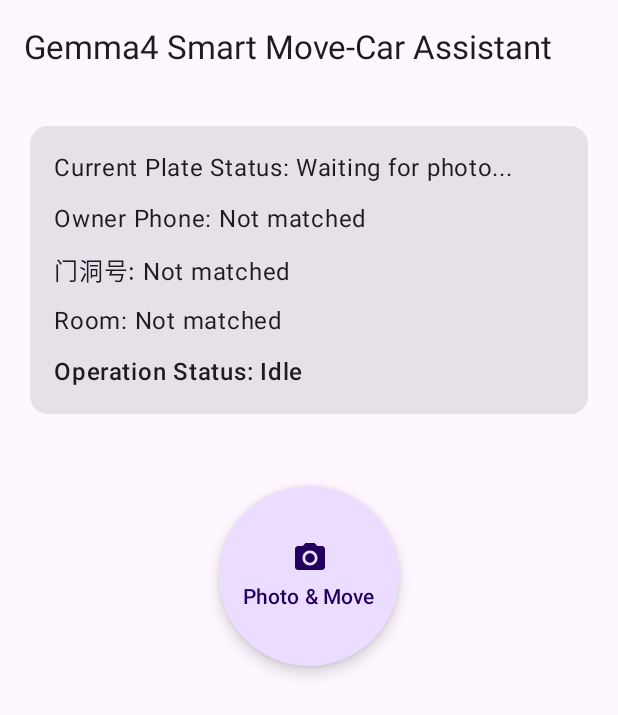
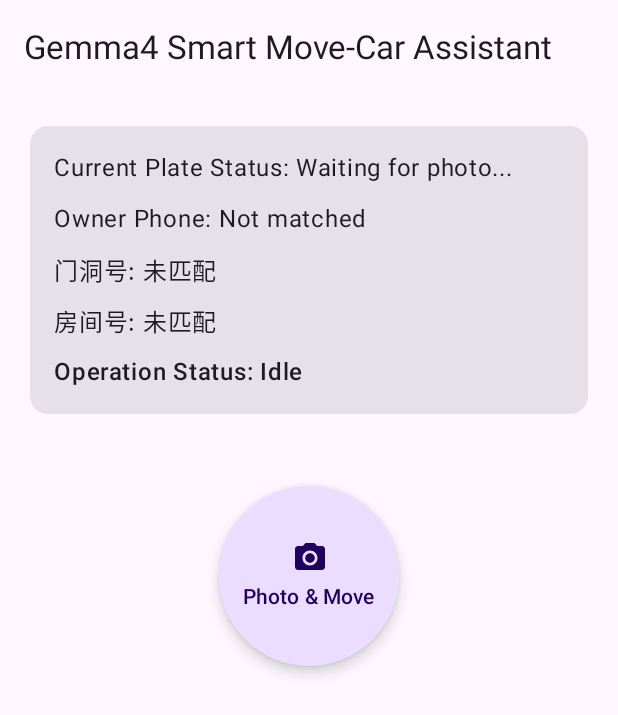
Before and after one commit to tonyqus/Gemini-Parking, an Android app built with Jetpack Compose: the screen it shows after launch (MainActivity), on a phone screen of 412 x 824 dp. Shown: the top 715 px of the screen. Run offline under Robolectric (Android 15) with nearby library versions, the phone set to English and light mode, and no system bars.

Commit message:
chore: align contact labels and copy
Agent-Logs-Url: https://github.com/tonyqus/Gemini-Parking/sessions/b046a392-f8f0-4438-9e0e-eb675ba46e5f

Co-authored-by: tonyqus <772561+tonyqus@users.noreply.github.com>

```diff
--- a/app/src/main/java/com/geminiparking/app/MainActivity.kt
+++ b/app/src/main/java/com/geminiparking/app/MainActivity.kt
@@ -186,8 +186,8 @@ private fun ParkingAssistantScreen(service: Gemma4ParkingAssistantService) {
                             }",
                             style = MaterialTheme.typography.bodyLarge
                         )
-                        Text("门洞号: ${currentOwner?.building ?: "Not matched"}", style = MaterialTheme.typography.bodyLarge)
-                        Text("Room: ${currentOwner?.room ?: "Not matched"}", style = MaterialTheme.typography.bodyLarge)
+                        Text("门洞号: ${currentOwner?.building ?: "未匹配"}", style = MaterialTheme.typography.bodyLarge)
+                        Text("房间号: ${currentOwner?.room ?: "未匹配"}", style = MaterialTheme.typography.bodyLarge)
                         Text(
                             text = "Operation Status: $operationStatus",
                             color = if (operationStatusIsError) Color.Red else MaterialTheme.colorScheme.onSurface,
```
Also changed, not shown: 1 other file.
